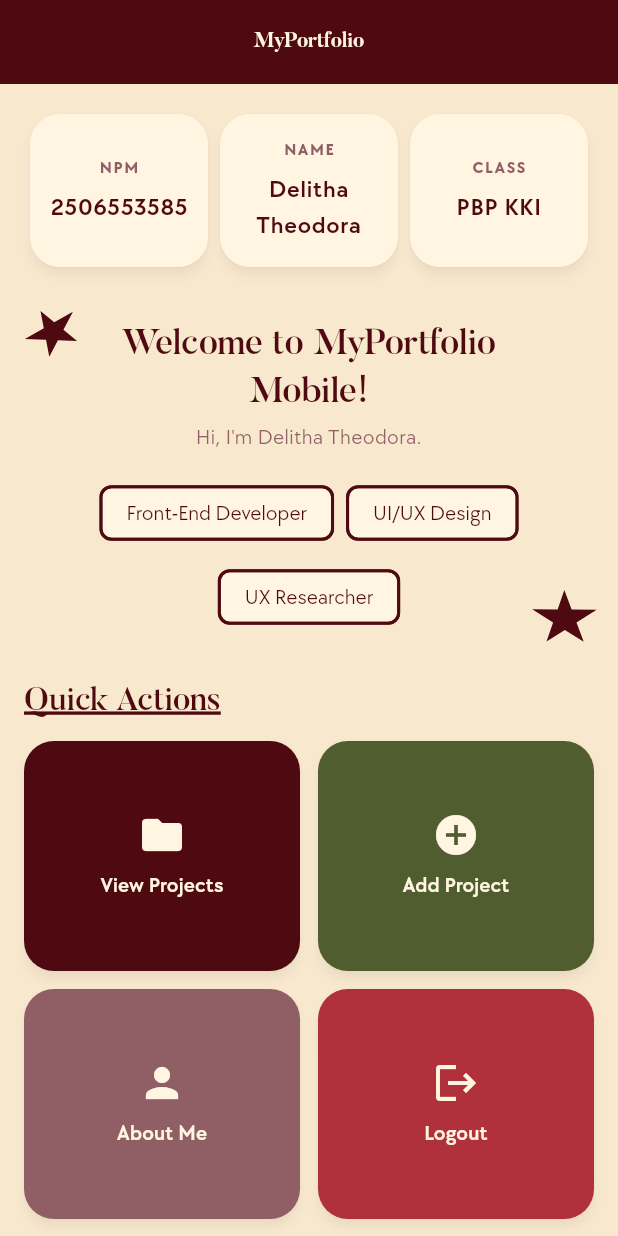
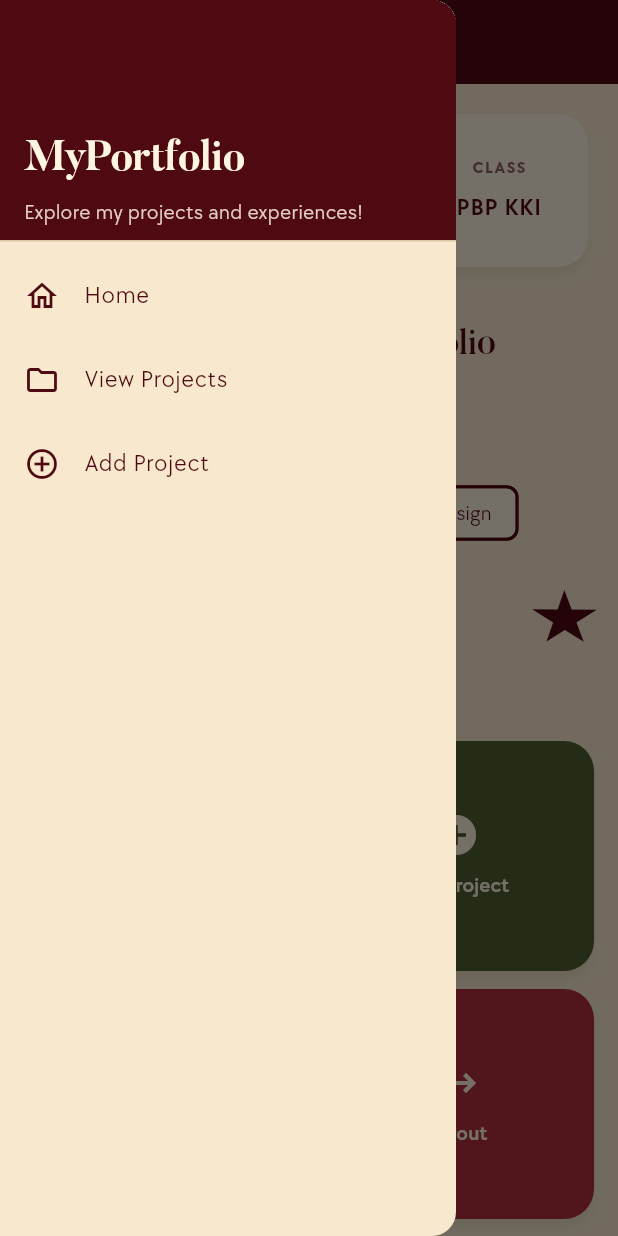
Before and after one commit to theodoradelitha/myportofolio_mobile, a Flutter app: the screen it shows after launch, with the side drawer open (before the commit the screen has no drawer), on a phone screen of 412 x 824 dp. Run offline on Flutter 3.47's test engine with Material 3 defaults, Android fonts, the phone set to English and light mode, and no system bars; our stand-ins replace material_ui.

Commit message:
feat(navigation): add left drawer for moving between screens

```diff
--- a/lib/menu.dart
+++ b/lib/menu.dart
@@ -7,6 +7,7 @@ import 'package:myportofolio_mobile/theme/app_colors.dart';
 import 'package:myportofolio_mobile/widgets/about_sheet.dart';
 import 'package:myportofolio_mobile/widgets/info_card.dart';
 import 'package:myportofolio_mobile/widgets/item_card.dart';
+import 'package:myportofolio_mobile/widgets/left_drawer.dart';
 import 'package:myportofolio_mobile/widgets/profile_header.dart';
 
 class MyHomePage extends StatelessWidget {
@@ -106,6 +107,7 @@ class MyHomePage extends StatelessWidget {
 
     return Scaffold(
       appBar: AppBar(title: const Text('MyPortfolio')),
+      drawer: const LeftDrawer(current: DrawerDestination.home),
       body: SingleChildScrollView(
         padding: const EdgeInsets.all(16.0),
         child: Center(
--- a/lib/screens/project_form_page.dart
+++ b/lib/screens/project_form_page.dart
@@ -1,6 +1,7 @@
 import 'package:material_ui/material_ui.dart';
 import 'package:myportofolio_mobile/data/project_store.dart';
 import 'package:myportofolio_mobile/models/project.dart';
+import 'package:myportofolio_mobile/widgets/left_drawer.dart';
 
 class ProjectFormPage extends StatefulWidget {
   const ProjectFormPage({super.key});
@@ -93,6 +94,7 @@ class _ProjectFormPageState extends State<ProjectFormPage> {
 
     return Scaffold(
       appBar: AppBar(title: const Text('Add Project')),
+      drawer: const LeftDrawer(current: DrawerDestination.addProject),
       body: Form(
         key: _formKey,
         child: ListView(
--- a/lib/screens/project_list_page.dart
+++ b/lib/screens/project_list_page.dart
@@ -2,6 +2,7 @@ import 'package:material_ui/material_ui.dart';
 import 'package:myportofolio_mobile/data/project_store.dart';
 import 'package:myportofolio_mobile/models/project.dart';
 import 'package:myportofolio_mobile/screens/project_form_page.dart';
+import 'package:myportofolio_mobile/widgets/left_drawer.dart';
 import 'package:myportofolio_mobile/widgets/project_card.dart';
 
 class ProjectListPage extends StatelessWidget {
@@ -11,6 +12,7 @@ class ProjectListPage extends StatelessWidget {
   Widget build(BuildContext context) {
     return Scaffold(
       appBar: AppBar(title: const Text('My Projects')),
+      drawer: const LeftDrawer(current: DrawerDestination.projects),
       floatingActionButton: FloatingActionButton.extended(
         onPressed: () => Navigator.of(context)
             .push(MaterialPageRoute(builder: (_) => const ProjectFormPage())),
--- /dev/null
+++ b/lib/widgets/left_drawer.dart
@@ -0,0 +1,115 @@
+import 'package:material_ui/material_ui.dart';
+import 'package:myportofolio_mobile/screens/project_form_page.dart';
+import 'package:myportofolio_mobile/screens/project_list_page.dart';
+import 'package:myportofolio_mobile/theme/app_colors.dart';
+
+/// The screens that can be opened from the drawer.
+enum DrawerDestination { home, projects, addProject }
+
+/// Navigation menu that slides in from the left of every main screen.
+class LeftDrawer extends StatelessWidget {
+  /// The screen this drawer belongs to. Its entry is highlighted, and tapping
+  /// it only closes the drawer instead of opening the same screen again.
+  final DrawerDestination current;
+
+  const LeftDrawer({super.key, required this.current});
+
+  void _navigate(BuildContext context, DrawerDestination destination) {
+    final navigator = Navigator.of(context);
+
+    // The open drawer is part of the current route, so pop() closes it.
+    navigator.pop();
+    if (destination == current) return;
+
+    // The home screen is always the first route, because MaterialApp starts
+    // the stack with it. Going back to it instead of pushing a new home
+    // screen avoids having two home screens in the stack.
+    bool isHome(Route<dynamic> route) => route.isFirst;
+
+    if (destination == DrawerDestination.home) {
+      navigator.popUntil(isHome);
+      return;
+    }
+
+    // Remove every screen above home, then open the new one on top of it.
+    // The stack is always [home, destination], so Back returns to home and
+    // the same screen is never stacked twice.
+    navigator.pushAndRemoveUntil(
+      MaterialPageRoute<void>(
+        builder: (_) => destination == DrawerDestination.projects
+            ? const ProjectListPage()
+            : const ProjectFormPage(),
+      ),
+      isHome,
+    );
+  }
+
+  Widget _buildTile(
+    BuildContext context, {
+    required DrawerDestination destination,
+    required IconData icon,
+    required String label,
+  }) {
+    return ListTile(
+      leading: Icon(icon),
+      title: Text(label),
+      selected: destination == current,
+      onTap: () => _navigate(context, destination),
+    );
+  }
+
+  @override
+  Widget build(BuildContext context) {
+    final textTheme = Theme.of(context).textTheme;
+
+    return Drawer(
+      backgroundColor: AppColors.bgCreamLight,
+      child: ListView(
+        padding: EdgeInsets.zero,
+        children: [
+          DrawerHeader(
+            decoration: const BoxDecoration(color: AppColors.maroonMain),
+            child: Column(
+              crossAxisAlignment: CrossAxisAlignment.start,
+              mainAxisAlignment: MainAxisAlignment.end,
+              children: [
+                Text(
+                  'MyPortfolio',
+                  style: textTheme.headlineMedium?.copyWith(
+                    color: AppColors.cream,
+                    fontWeight: FontWeight.w700,
+                  ),
+                ),
+                const SizedBox(height: 8.0),
+                Text(
+                  'Explore my projects and experiences!',
+                  style: textTheme.bodyMedium?.copyWith(
+                    color: AppColors.creamLight,
+                  ),
+                ),
+              ],
+            ),
+          ),
+          _buildTile(
+            context,
+            destination: DrawerDestination.home,
+            icon: Icons.home_outlined,
+            label: 'Home',
+          ),
+          _buildTile(
+            context,
+            destination: DrawerDestination.projects,
+            icon: Icons.folder_outlined,
+            label: 'View Projects',
+          ),
+          _buildTile(
+            context,
+            destination: DrawerDestination.addProject,
+            icon: Icons.add_circle_outline,
+            label: 'Add Project',
+          ),
+        ],
+      ),
+    );
+  }
+}
```
Also changed, not shown: 1 other file.
